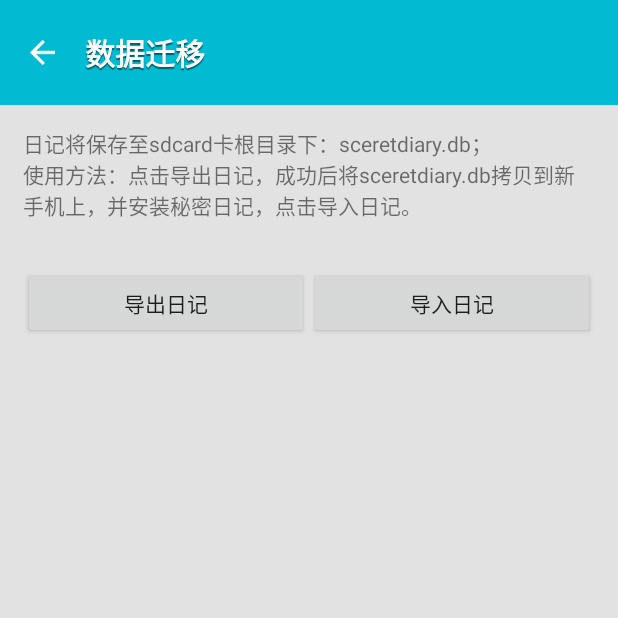
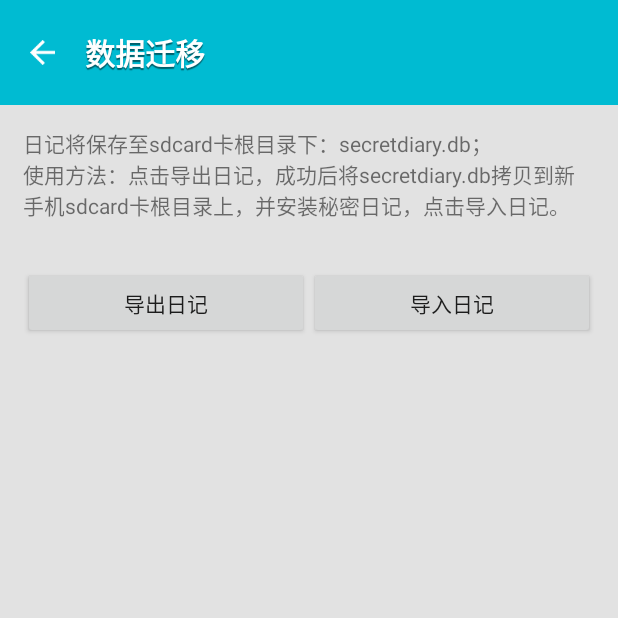
Before and after one commit to znteam/Zn_SecretDiary, an Android app: the MoveDataActivity screen opened directly, with no data from a screen before it, on a phone screen of 412 x 824 dp, the top half of it. Run offline under Robolectric (Android 15) with nearby library versions, the phone set to English and light mode, and no system bars.

Commit message:
修改文案

```diff
--- a/app/src/main/java/cn/zilin/secretdiary/ui/MoveDataActivity.java
+++ b/app/src/main/java/cn/zilin/secretdiary/ui/MoveDataActivity.java
@@ -111,9 +111,9 @@ public class MoveDataActivity extends Activity implements OnClickListener {
     }
 
     private void saveData() {
-        final File file = new File(Environment.getExternalStorageDirectory() + "/sceretdiary.db");
+        final File file = new File(Environment.getExternalStorageDirectory() + "/secretdiary.db");
         if (!file.exists() || !file.isFile()) {
-            Toast.makeText(this, "SD卡根目录找不到sceretdiary.db，请先复制后再执行！", Toast.LENGTH_SHORT).show();
+            Toast.makeText(this, "SD卡根目录找不到secretdiary.db，请先复制后再执行！", Toast.LENGTH_SHORT).show();
             return;
         }
         mHandler.sendEmptyMessage(0);
@@ -150,7 +150,7 @@ public class MoveDataActivity extends Activity implements OnClickListener {
         Gson gson = new Gson();
         String gsonStr = gson.toJson(diaryList);
         PrintWriter out = new PrintWriter(new FileWriter(new File(diaryFile,
-                "sceretdiary.db")));
+                "secretdiary.db")));
         out.write(gsonStr);
         out.flush();
     }
--- a/app/src/main/res/layout/activity_move_data.xml
+++ b/app/src/main/res/layout/activity_move_data.xml
@@ -36,10 +36,10 @@
             android:layout_width="fill_parent"
             android:layout_height="wrap_content"
             android:layout_margin="15dip"
-            android:text="日记将保存至sdcard卡根目录下：sceretdiary.db；\n使用方法：点击导出日记，成功后将sceretdiary.db拷贝到新手机上，并安装秘密日记，点击导入日记。" />
+            android:text="日记将保存至sdcard卡根目录下：secretdiary.db；\n使用方法：点击导出日记，成功后将secretdiary.db拷贝到新手机sdcard卡根目录上，并安装秘密日记，点击导入日记。" />
 
         <LinearLayout
-            android:layout_width="fill_parent"
+            android:layout_width="match_parent"
             android:layout_height="wrap_content"
             android:padding="15dip">
 
--- a/app/src/main/res/layout/view_main_content.xml
+++ b/app/src/main/res/layout/view_main_content.xml
@@ -13,6 +13,7 @@
         app:elevation="0dp">
 
         <TextView
+            android:id="@+id/main_tv_title"
             style="@style/cover_text"
             android:layout_width="match_parent"
             android:layout_height="wrap_content"
```
Also changed, not shown: app/src/main/java/cn/zilin/secretdiary/ui/MainActivity.java (+6 -1 lines), app/src/main/res/drawable-hdpi/title_sign_normal.png, app/src/main/res/drawable-hdpi/title_sign_pressed.png.
